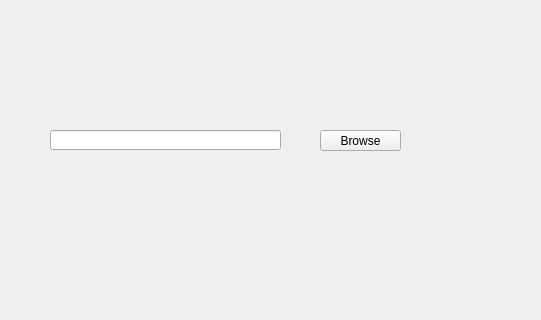
This is file_chooser.ui in nagyzzz/szakd as Qt 5 draws it before an edit; both pictures show x 0 to 541 and y 0 to 320 of the 640 by 480 pixel window. The edited form follows.
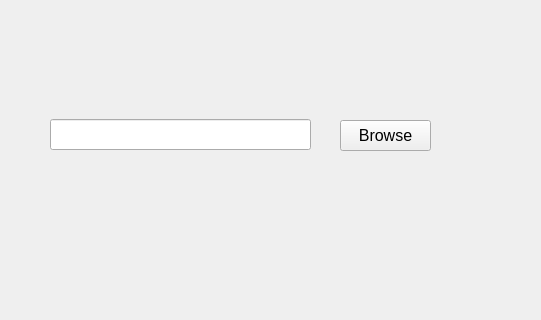
This is the edited form.

Commit message: Felesleges ui fájlok törlése

```diff
--- a/file_chooser.ui
+++ b/file_chooser.ui
@@ -18,21 +18,26 @@
     <property name="geometry">
      <rect>
       <x>50</x>
-      <y>130</y>
-      <width>231</width>
-      <height>20</height>
+      <y>119</y>
+      <width>261</width>
+      <height>31</height>
      </rect>
     </property>
    </widget>
    <widget class="QPushButton" name="pushButton_browse">
     <property name="geometry">
      <rect>
-      <x>320</x>
-      <y>130</y>
-      <width>81</width>
-      <height>21</height>
+      <x>340</x>
+      <y>120</y>
+      <width>91</width>
+      <height>31</height>
      </rect>
     </property>
+    <property name="font">
+     <font>
+      <pointsize>12</pointsize>
+     </font>
+    </property>
     <property name="text">
      <string>Browse</string>
     </property>
```
The commit also changes 2 other files.
